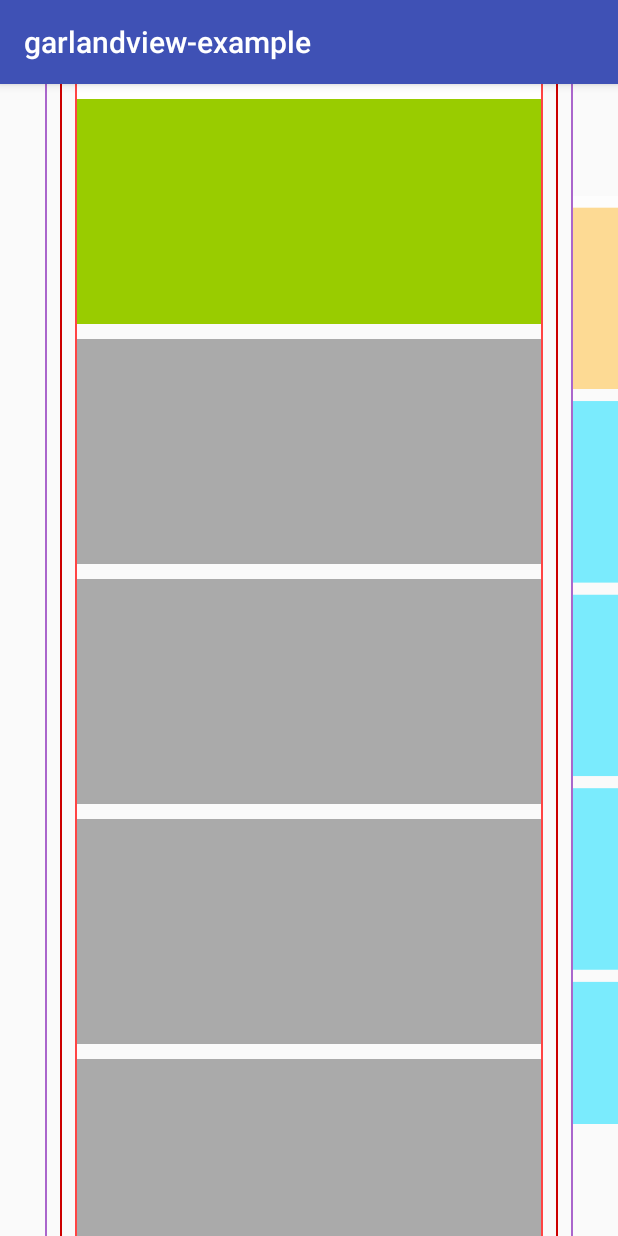
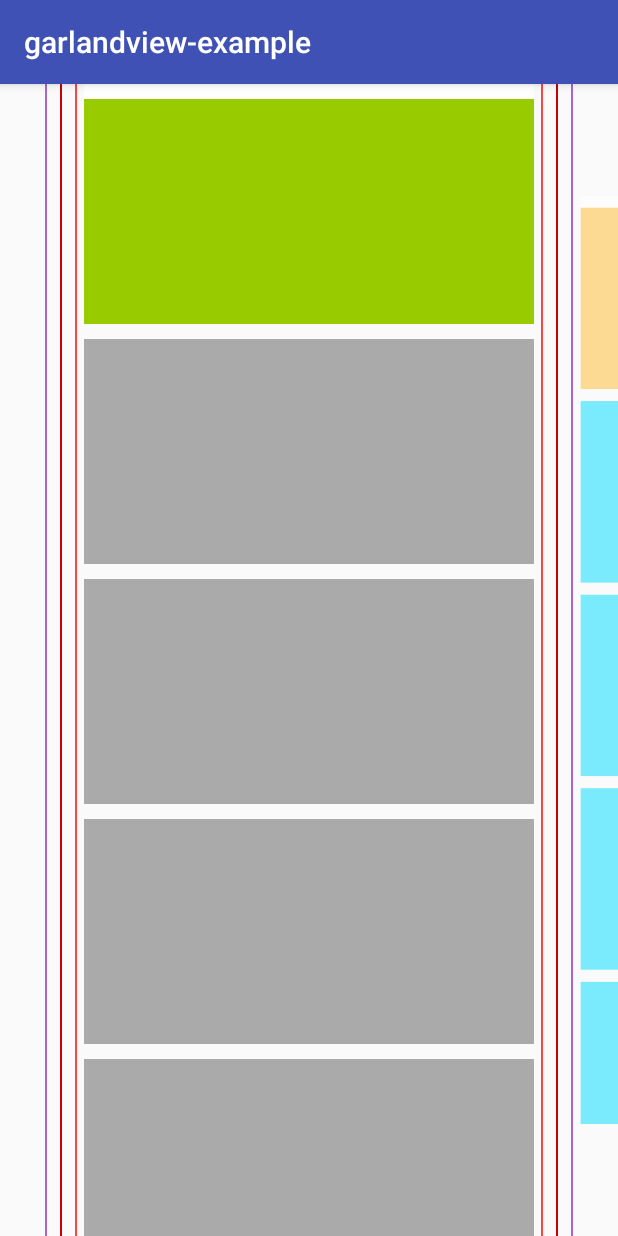
Before and after one commit to Ramotion/garland-view-android, an Android app: the screen it shows after launch (MainActivity), on a phone screen of 412 x 824 dp. Run offline under Robolectric (Android 15) with nearby library versions, the phone set to English and light mode, and no system bars.

Commit message:
Fix tail items

```diff
--- a/garland-view-example/src/main/java/com/ramotion/garlandview/example/tail/TailAdapter.java
+++ b/garland-view-example/src/main/java/com/ramotion/garlandview/example/tail/TailAdapter.java
@@ -33,9 +33,9 @@ public class TailAdapter extends RecyclerView.Adapter<Tailtem> {
     @Override
     public int getItemViewType(int position) {
         if (position % 2 == 0) {
-            return R.layout.outer_rv_item_center;
+            return R.layout.tail_item_1;
         } else {
-            return R.layout.outer_rv_item_side;
+            return R.layout.tail_item_2;
         }
     }
 }
--- a/garland-view-example/src/main/res/layout/activity_main.xml
+++ b/garland-view-example/src/main/res/layout/activity_main.xml
@@ -6,6 +6,7 @@
 
     <android.support.v7.widget.RecyclerView
         android:id="@+id/recycler_view"
+        android:clipChildren="false"
         android:layout_width="match_parent"
         android:layout_height="match_parent"/>
 
--- a/garland-view-example/src/main/res/layout/outer_rv_item_side.xml
+++ b/garland-view-example/src/main/res/layout/tail_item_1.xml
@@ -6,17 +6,17 @@
     android:clipChildren="false">
 
     <android.support.v4.widget.NestedScrollView
-        xmlns:android="http://schemas.android.com/apk/res/android"
-        android:layout_width="match_parent"
+        android:layout_width="wrap_content"
         android:layout_height="match_parent"
         android:background="@android:color/transparent"
+        android:layout_gravity="center"
         android:clipChildren="false">
 
         <LinearLayout
             android:id="@+id/linear_layout"
             android:orientation="vertical"
-            android:layout_width="match_parent"
             android:layout_height="wrap_content"
+            android:layout_width="@dimen/tail_item_width"
             android:clipChildren="false">
 
             <!-- Fake offset view -->
@@ -30,45 +30,46 @@
                 android:layout_width="match_parent"
                 android:layout_height="150dp"
                 android:layout_marginTop="@dimen/item_v_offset"
-                android:background="@android:color/holo_blue_bright"/>
+                android:background="@android:color/darker_gray"/>
 
             <View
                 android:layout_width="match_parent"
                 android:layout_height="150dp"
                 android:layout_marginTop="@dimen/item_v_offset"
-                android:background="@android:color/holo_blue_bright"/>
+                android:background="@android:color/darker_gray"/>
 
             <View
                 android:layout_width="match_parent"
                 android:layout_height="150dp"
                 android:layout_marginTop="@dimen/item_v_offset"
-                android:background="@android:color/holo_blue_bright"/>
+                android:background="@android:color/darker_gray"/>
 
             <View
                 android:layout_width="match_parent"
                 android:layout_height="150dp"
                 android:layout_marginTop="@dimen/item_v_offset"
-                android:background="@android:color/holo_blue_bright"/>
+                android:background="@android:color/darker_gray"/>
 
             <View
                 android:layout_width="match_parent"
                 android:layout_height="150dp"
                 android:layout_marginTop="@dimen/item_v_offset"
-                android:background="@android:color/holo_blue_bright"/>
+                android:background="@android:color/darker_gray"/>
 
             <View
                 android:layout_width="match_parent"
                 android:layout_height="150dp"
                 android:layout_marginTop="@dimen/item_v_offset"
-                android:background="@android:color/holo_blue_bright"/>
+                android:background="@android:color/darker_gray"/>
 
         </LinearLayout>
 
     </android.support.v4.widget.NestedScrollView>
 
     <LinearLayout
-        android:layout_width="match_parent"
         android:layout_height="wrap_content"
+        android:layout_width="@dimen/tail_item_width"
+        android:layout_gravity="center_horizontal"
         android:orientation="vertical">
 
         <View
@@ -79,7 +80,7 @@
         <View
             android:layout_width="match_parent"
             android:layout_height="150dp"
-            android:background="@android:color/holo_orange_light"/>
+            android:background="@android:color/holo_green_light"/>
 
     </LinearLayout>
 
--- a/garland-view-example/src/main/res/layout/outer_rv_item_center.xml
+++ b/garland-view-example/src/main/res/layout/tail_item_2.xml
@@ -6,15 +6,17 @@
     android:clipChildren="false">
 
     <android.support.v4.widget.NestedScrollView
-        android:layout_width="match_parent"
+        xmlns:android="http://schemas.android.com/apk/res/android"
+        android:layout_width="wrap_content"
         android:layout_height="match_parent"
         android:background="@android:color/transparent"
+        android:layout_gravity="center"
         android:clipChildren="false">
 
         <LinearLayout
             android:id="@+id/linear_layout"
             android:orientation="vertical"
-            android:layout_width="match_parent"
+            android:layout_width="@dimen/tail_item_width"
             android:layout_height="wrap_content"
             android:clipChildren="false">
 
@@ -29,45 +31,46 @@
                 android:layout_width="match_parent"
                 android:layout_height="150dp"
                 android:layout_marginTop="@dimen/item_v_offset"
-                android:background="@android:color/darker_gray"/>
+                android:background="@android:color/holo_blue_bright"/>
 
             <View
                 android:layout_width="match_parent"
                 android:layout_height="150dp"
                 android:layout_marginTop="@dimen/item_v_offset"
-                android:background="@android:color/darker_gray"/>
+                android:background="@android:color/holo_blue_bright"/>
 
             <View
                 android:layout_width="match_parent"
                 android:layout_height="150dp"
                 android:layout_marginTop="@dimen/item_v_offset"
-                android:background="@android:color/darker_gray"/>
+                android:background="@android:color/holo_blue_bright"/>
 
             <View
                 android:layout_width="match_parent"
                 android:layout_height="150dp"
                 android:layout_marginTop="@dimen/item_v_offset"
-                android:background="@android:color/darker_gray"/>
+                android:background="@android:color/holo_blue_bright"/>
 
             <View
                 android:layout_width="match_parent"
                 android:layout_height="150dp"
                 android:layout_marginTop="@dimen/item_v_offset"
-                android:background="@android:color/darker_gray"/>
+                android:background="@android:color/holo_blue_bright"/>
 
             <View
                 android:layout_width="match_parent"
                 android:layout_height="150dp"
                 android:layout_marginTop="@dimen/item_v_offset"
-                android:background="@android:color/darker_gray"/>
+                android:background="@android:color/holo_blue_bright"/>
 
         </LinearLayout>
 
     </android.support.v4.widget.NestedScrollView>
 
     <LinearLayout
-        android:layout_width="match_parent"
+        android:layout_width="@dimen/tail_item_width"
         android:layout_height="wrap_content"
+        android:layout_gravity="center_horizontal"
         android:orientation="vertical">
 
         <View
@@ -78,7 +81,7 @@
         <View
             android:layout_width="match_parent"
             android:layout_height="150dp"
-            android:background="@android:color/holo_green_light"/>
+            android:background="@android:color/holo_orange_light"/>
 
     </LinearLayout>
 
--- a/garland-view-example/src/main/res/values/dimens.xml
+++ b/garland-view-example/src/main/res/values/dimens.xml
@@ -2,4 +2,6 @@
 <resources>
     <dimen name="item_v_offset">10dp</dimen>
     <dimen name="offset">10dp</dimen>
+
+    <dimen name="tail_item_width">300dp</dimen>
 </resources>
```
